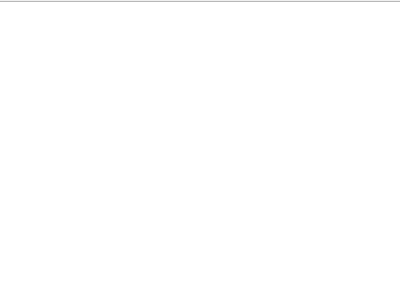
Qt form shorttour.ui (DuncanBauer/WineryTours) before a commit.
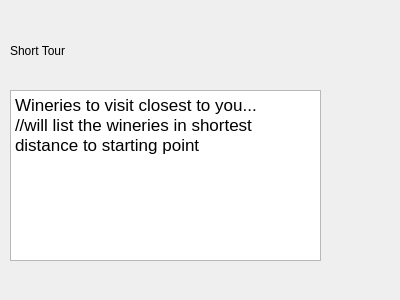
The same form after that commit. Icons and pictures are not drawn.

The edit to the form file:
```diff
--- a/shorttour.ui
+++ b/shorttour.ui
@@ -13,14 +13,41 @@
   <property name="windowTitle">
    <string>Form</string>
   </property>
-  <widget class="QGraphicsView" name="graphicsView">
+  <property name="styleSheet">
+   <string notr="true">background-image: url(:/Downloads/shortTour.jpeg);</string>
+  </property>
+  <widget class="QLabel" name="label">
    <property name="geometry">
     <rect>
-     <x>-5</x>
-     <y>1</y>
-     <width>411</width>
-     <height>301</height>
+     <x>10</x>
+     <y>10</y>
+     <width>291</width>
+     <height>81</height>
     </rect>
+   </property>
+   <property name="styleSheet">
+    <string notr="true">font: italic 26pt &quot;Zapfino&quot;;</string>
+   </property>
+   <property name="text">
+    <string>Short Tour</string>
+   </property>
+  </widget>
+  <widget class="QTextBrowser" name="textBrowser">
+   <property name="geometry">
+    <rect>
+     <x>10</x>
+     <y>90</y>
+     <width>311</width>
+     <height>171</height>
+    </rect>
+   </property>
+   <property name="html">
+    <string>&lt;!DOCTYPE HTML PUBLIC &quot;-//W3C//DTD HTML 4.0//EN&quot; &quot;http://www.w3.org/TR/REC-html40/strict.dtd&quot;&gt;
+&lt;html&gt;&lt;head&gt;&lt;meta name=&quot;qrichtext&quot; content=&quot;1&quot; /&gt;&lt;style type=&quot;text/css&quot;&gt;
+p, li { white-space: pre-wrap; }
+&lt;/style&gt;&lt;/head&gt;&lt;body style=&quot; font-family:'.Lucida Grande UI'; font-size:13pt; font-weight:400; font-style:normal;&quot;&gt;
+&lt;p style=&quot; margin-top:0px; margin-bottom:0px; margin-left:0px; margin-right:0px; -qt-block-indent:0; text-indent:0px;&quot;&gt;Wineries to visit closest to you...&lt;/p&gt;
+&lt;p style=&quot; margin-top:0px; margin-bottom:0px; margin-left:0px; margin-right:0px; -qt-block-indent:0; text-indent:0px;&quot;&gt;//will list the wineries in shortest distance to starting point&lt;/p&gt;&lt;/body&gt;&lt;/html&gt;</string>
    </property>
   </widget>
  </widget>
```
